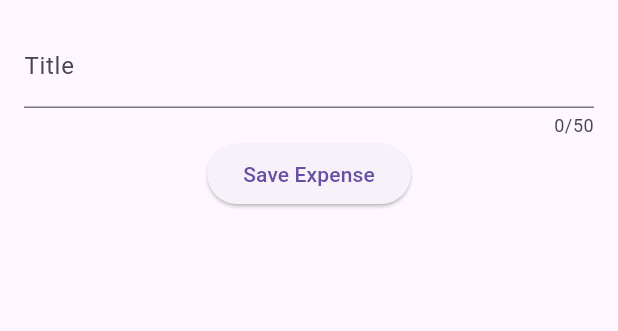
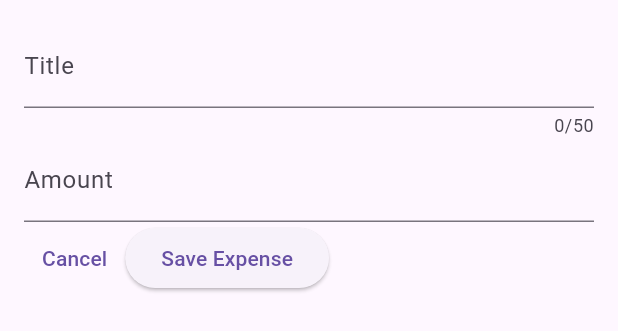
Before and after one commit to BorokiniofDevs/expense_tracker, a Flutter app: the NewExpense widget shown alone on an empty page, opened directly, after a tap on "Save Expense", on a phone screen of 412 x 824 dp. Shown: the top 331 px of the screen. Run offline on Flutter 3.47's test engine with Material 3 defaults, Android fonts, the phone set to English and light mode, and no system bars.

Commit message:
amount textfield and keyboardType change

```diff
--- a/lib/widgets/new_expense.dart
+++ b/lib/widgets/new_expense.dart
@@ -9,10 +9,19 @@ class NewExpense extends StatefulWidget {
 }
 
 class _NewExpenseState extends State<NewExpense> {
-  var _enteredTitle = '';
+  // var _enteredTitle = '';
+  // void _saveTitleInput(String inputValue) {
+  //   _enteredTitle = inputValue;
+  // }
 
-  void _saveTitleInput(String inputValue) {
-    _enteredTitle = inputValue;
+  final _titleController = TextEditingController();
+  final _amountController = TextEditingController();
+
+  @override
+  void dispose() {
+    _titleController.dispose();
+    _amountController.dispose();
+    super.dispose();
   }
 
   @override
@@ -22,15 +31,29 @@ class _NewExpenseState extends State<NewExpense> {
       child: Column(
         children: [
           TextField(
-            onChanged: _saveTitleInput,
+            // onChanged: _saveTitleInput,
+            controller: _titleController,
             maxLength: 50,
             decoration: const InputDecoration(label: Text('Title')),
           ),
-          ElevatedButton(
-              onPressed: () {
-                print(_enteredTitle);
-              },
-              child: const Text('Save Expense'))
+          TextField(
+            controller: _amountController,
+            keyboardType: TextInputType.number,
+            decoration: const InputDecoration(
+              prefixText: '\$',
+              label: Text('Amount'),
+            ),
+          ),
+          Row(
+            children: [
+              TextButton(onPressed: () {}, child: const Text('Cancel')),
+              ElevatedButton(
+                  onPressed: () {
+                    // print(_enteredTitle);
+                  },
+                  child: const Text('Save Expense')),
+            ],
+          ),
         ],
       ),
     );
```
